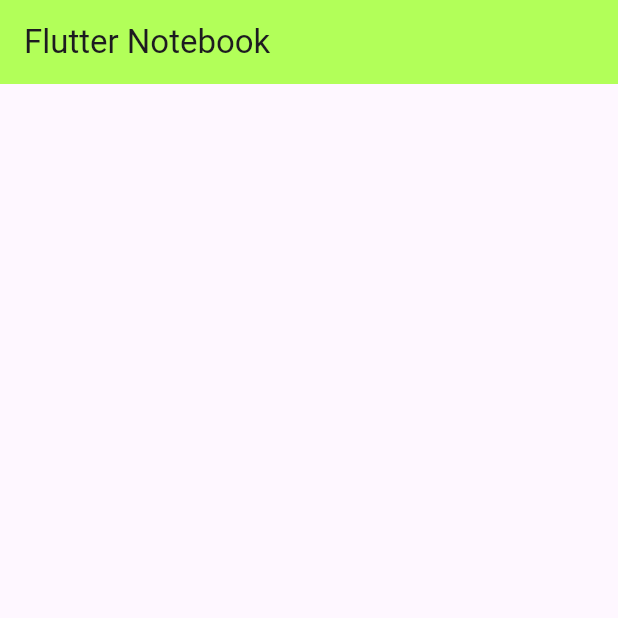
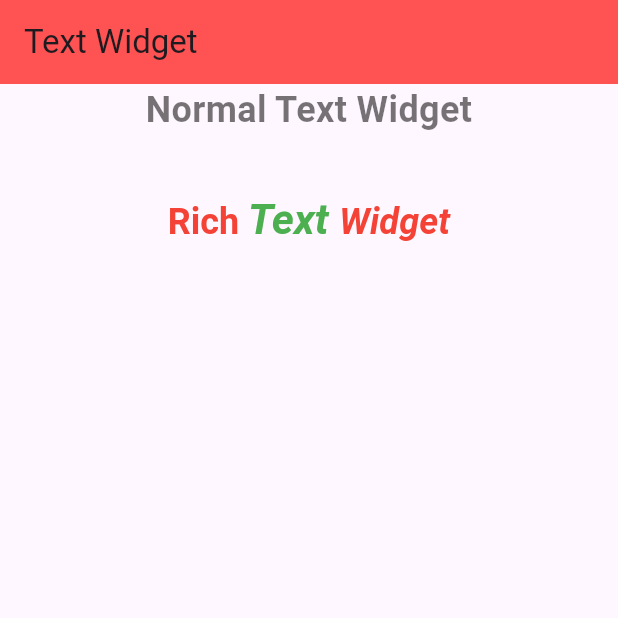
Before and after one commit to monir996/flutter-notebook, a Flutter app: the screen it shows after launch, on a phone screen of 412 x 824 dp, the top half of it. Run offline on Flutter 3.47's test engine with Material 3 defaults, Android fonts, the light colour scheme and no system bars.

Commit message:
Text Widget - initial

```diff
--- a/lib/main.dart
+++ b/lib/main.dart
@@ -3,7 +3,7 @@
 void main() {
   runApp(const MyApp());
 }
-// ----------------------- Main Branch  ==> Basic Structure ------------------
+
 class MyApp extends StatelessWidget {
   const MyApp({super.key});
 
@@ -26,7 +26,45 @@
   @override
   Widget build(BuildContext context) {
     return Scaffold(
-      appBar: AppBar(title: Text("Flutter Notebook"), backgroundColor: Colors.lightGreenAccent),
+      appBar: AppBar(title: Text("Text Widget"), backgroundColor: Colors.redAccent),
+
+
+      // ----------------------- Branch 8 ==> Text Widget ------------------
+      body: Center(
+        child: Column(
+          children: [
+
+
+            // ----------------------- Normal Text Widget ------------------
+            Text(
+              "Normal Text Widget",
+              style: TextStyle(
+                  color: Colors.black54,
+                  fontSize: 24,
+                  fontWeight: FontWeight.bold
+              ),
+              textAlign: TextAlign.center,
+              //overflow: TextOverflow.ellipsis,
+              //maxLines: 2,
+            ),
+
+            SizedBox(height: 40),
+
+            // ----------------------- Rich Text Widget ------------------
+            RichText(
+                text: TextSpan(
+                    children: [
+                      TextSpan(text: "Rich ", style: TextStyle(color: Colors.red, fontSize: 24, fontWeight: FontWeight.bold)),
+                      TextSpan(text: "Text ", style: TextStyle(color: Colors.green, fontSize: 28, fontWeight: FontWeight.bold, fontStyle: FontStyle.italic)),
+                      TextSpan(text: "Widget", style: TextStyle(color: Colors.red, fontSize: 24, fontWeight: FontWeight.bold, fontStyle: FontStyle.italic)),
+                    ]
+                )
+            )
+
+
+          ],
+        ),
+      ),
     );
   }
 }
```
